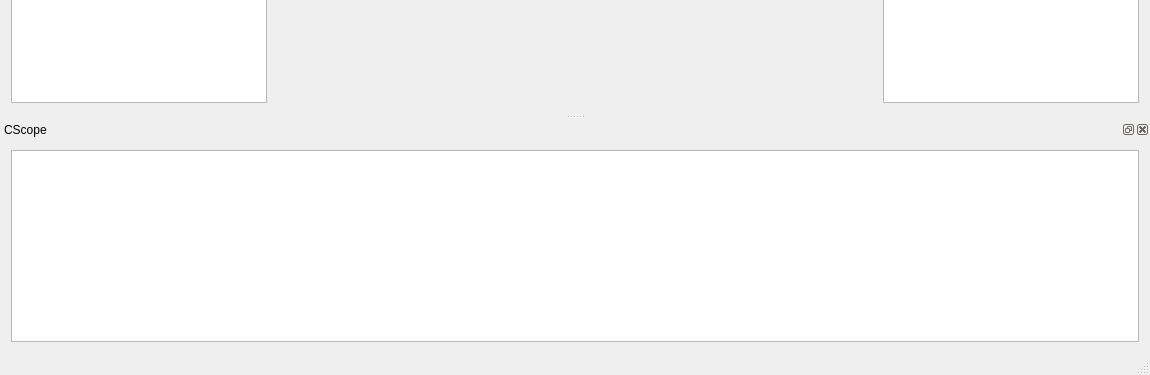
Old version of the form view/mainwindow.ui in the repository doganckaratas/kscope-ng; both pictures show x 0 to 1150 and y 222 to 597 of the 1150 by 597 pixel window.
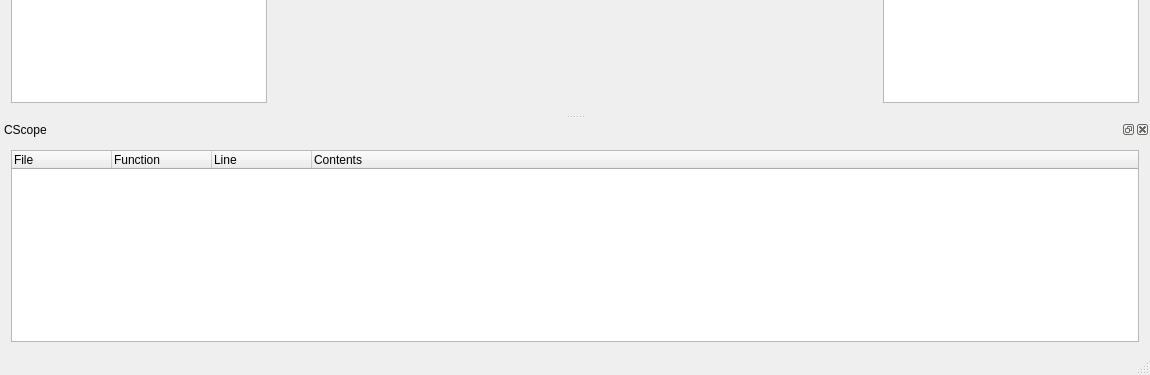
New version of the form. Icons and pictures are not drawn.

Commit message: Implemented dummy CScope Wrapper Part II

Patch:
```diff
--- a/view/mainwindow.ui
+++ b/view/mainwindow.ui
@@ -289,7 +289,31 @@
    <widget class="QWidget" name="dockCscopeContents">
     <layout class="QHBoxLayout" name="horizontalLayout_4">
      <item>
-      <widget class="QTableWidget" name="tableResults"/>
+      <widget class="QTreeWidget" name="treeResults">
+       <attribute name="headerDefaultSectionSize">
+        <number>100</number>
+       </attribute>
+       <column>
+        <property name="text">
+         <string>File</string>
+        </property>
+       </column>
+       <column>
+        <property name="text">
+         <string>Function</string>
+        </property>
+       </column>
+       <column>
+        <property name="text">
+         <string>Line</string>
+        </property>
+       </column>
+       <column>
+        <property name="text">
+         <string>Contents</string>
+        </property>
+       </column>
+      </widget>
      </item>
     </layout>
    </widget>
```
The commit also changes 1 other file.
